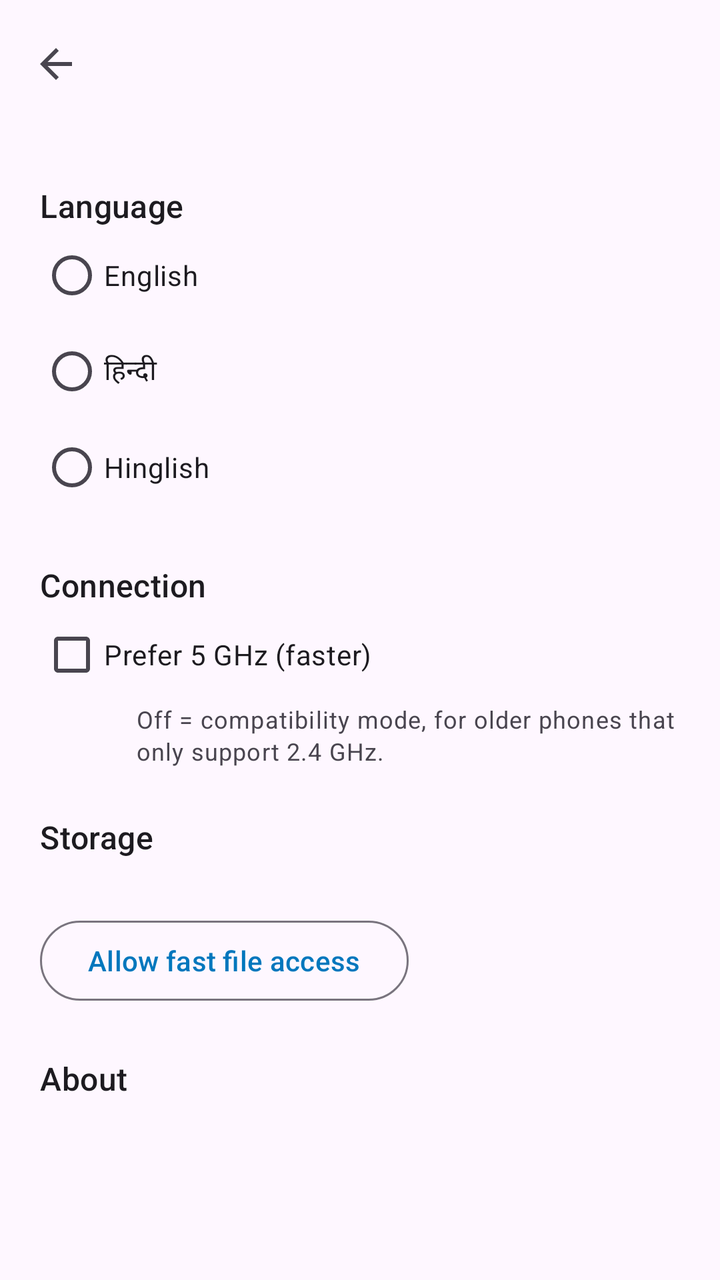
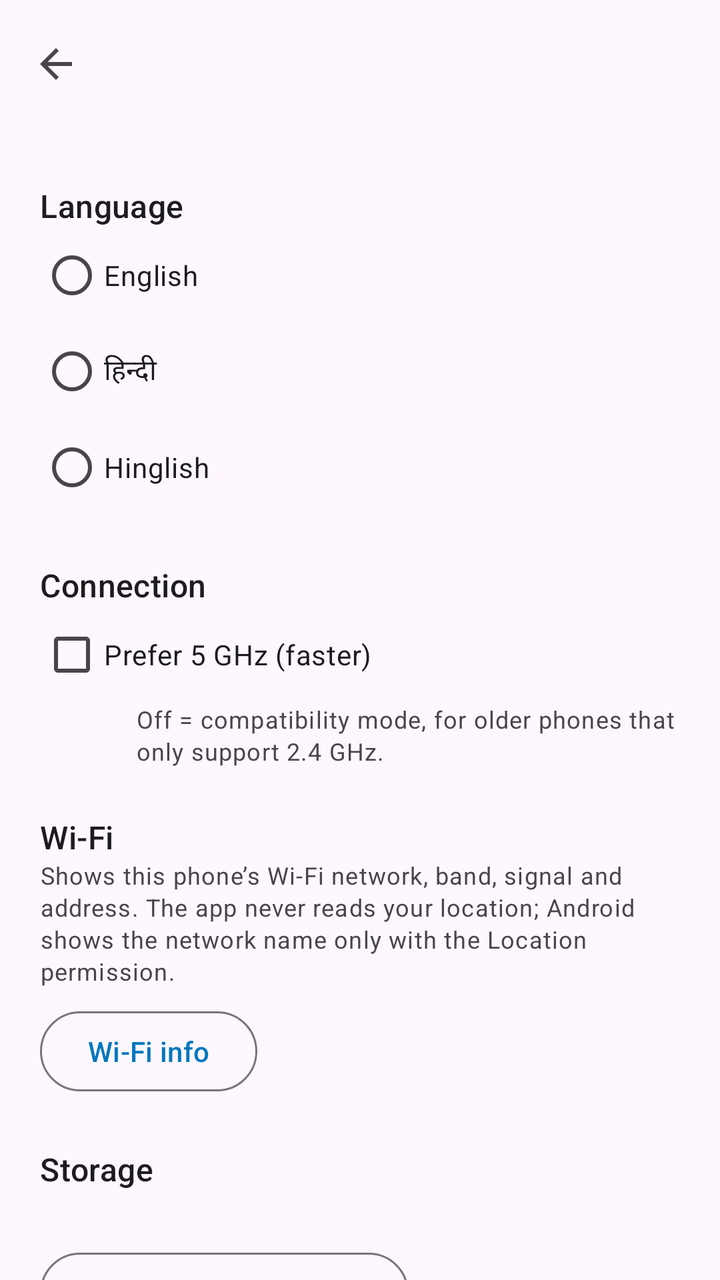

The first picture is an Android layout as it rendered before a commit; the second is the same layout after the commit. The layout source and the unified diff follow.
<!-- AndroidManifest.xml: application theme Theme.WifiP2P -->
<!-- res/layout/activity_settings.xml -->
<?xml version="1.0" encoding="utf-8"?>
<LinearLayout xmlns:android="http://schemas.android.com/apk/res/android"
    xmlns:app="http://schemas.android.com/apk/res-auto"
    android:layout_width="match_parent"
    android:layout_height="match_parent"
    android:orientation="vertical">

    <com.google.android.material.appbar.MaterialToolbar
        android:id="@+id/toolbar"
        android:layout_width="match_parent"
        android:layout_height="?attr/actionBarSize"
        android:title="@string/settings_title"
        app:navigationIcon="?attr/homeAsUpIndicator" />

    <androidx.core.widget.NestedScrollView
        android:layout_width="match_parent"
        android:layout_height="0dp"
        android:layout_weight="1">

        <LinearLayout
            android:layout_width="match_parent"
            android:layout_height="wrap_content"
            android:orientation="vertical"
            android:padding="20dp">

            <TextView
                android:layout_width="match_parent"
                android:layout_height="wrap_content"
                android:layout_marginTop="8dp"
                android:text="@string/settings_language"
                android:textAppearance="?attr/textAppearanceTitleMedium" />

            <RadioGroup
                android:id="@+id/rgLanguage"
                android:layout_width="match_parent"
                android:layout_height="wrap_content">

                <RadioButton
                    android:id="@+id/rbEnglish"
                    android:layout_width="match_parent"
                    android:layout_height="wrap_content"
                    android:text="@string/settings_language_en" />

                <RadioButton
                    android:id="@+id/rbHindi"
                    android:layout_width="match_parent"
                    android:layout_height="wrap_content"
                    android:text="@string/settings_language_hi" />

                <RadioButton
                    android:id="@+id/rbHinglish"
                    android:layout_width="match_parent"
                    android:layout_height="wrap_content"
                    android:text="@string/settings_language_hinglish" />
            </RadioGroup>

            <TextView
                android:layout_width="match_parent"
                android:layout_height="wrap_content"
                android:layout_marginTop="24dp"
                android:text="@string/settings_connection"
                android:textAppearance="?attr/textAppearanceTitleMedium" />

            <CheckBox
                android:id="@+id/cbFastMode"
                android:layout_width="match_parent"
                android:layout_height="wrap_content"
                android:text="@string/settings_fast_mode" />

            <TextView
                android:layout_width="match_parent"
                android:layout_height="wrap_content"
                android:paddingStart="48dp"
                android:text="@string/settings_fast_mode_hint"
                android:textAppearance="?attr/textAppearanceBodySmall"
                android:textColor="?attr/colorOnSurfaceVariant" />

            <TextView
                android:layout_width="match_parent"
                android:layout_height="wrap_content"
                android:layout_marginTop="24dp"
                android:text="@string/settings_storage"
                android:textAppearance="?attr/textAppearanceTitleMedium" />

            <TextView
                android:id="@+id/tvFastAccess"
                android:layout_width="match_parent"
                android:layout_height="wrap_content"
                android:textAppearance="?attr/textAppearanceBodyMedium" />

            <com.google.android.material.button.MaterialButton
                android:id="@+id/btnFastAccess"
                style="@style/Widget.Material3.Button.OutlinedButton"
                android:layout_width="wrap_content"
                android:layout_height="wrap_content"
                android:layout_marginTop="8dp"
                android:text="@string/fast_access_button" />

            <TextView
                android:layout_width="match_parent"
                android:layout_height="wrap_content"
                android:layout_marginTop="24dp"
                android:text="@string/settings_about"
                android:textAppearance="?attr/textAppearanceTitleMedium" />

            <TextView
                android:id="@+id/tvVersion"
                android:layout_width="match_parent"
                android:layout_height="wrap_content"
                android:textAppearance="?attr/textAppearanceBodySmall"
                android:textColor="?attr/colorOnSurfaceVariant" />
        </LinearLayout>
    </androidx.core.widget.NestedScrollView>
</LinearLayout>
<!-- resources referenced by this layout -->
<resources>
  <string name="fast_access_button">Allow fast file access</string>
  <string name="settings_about">About</string>
  <string name="settings_connection">Connection</string>
  <string name="settings_fast_mode">Prefer 5 GHz (faster)</string>
  <string name="settings_fast_mode_hint">Off = compatibility mode, for older phones that only support 2.4 GHz.</string>
  <string name="settings_language">Language</string>
  <string name="settings_language_en">English</string>
  <string name="settings_language_hi">हिन्दी</string>
  <string name="settings_language_hinglish">Hinglish</string>
  <string name="settings_storage">Storage</string>
  <string name="settings_title">Settings</string>
  <style name="Theme.WifiP2P" parent="Theme.Material3.DayNight.NoActionBar">
          <item name="colorPrimary">@color/brand_primary</item>
          <item name="colorOnPrimary">@color/brand_on_primary</item>
          <item name="colorPrimaryContainer">@color/brand_primary_container</item>
          <item name="colorOnPrimaryContainer">@color/brand_on_primary_container</item>
      </style>
  <color name="brand_primary">#FF0277BD</color>
  <color name="brand_on_primary">#FFFFFFFF</color>
  <color name="brand_primary_container">#FFCFE5FF</color>
  <color name="brand_on_primary_container">#FF001D33</color>
</resources>

<!-- the commit's change to res/layout/activity_settings.xml (unified diff, before → after) -->
@@ -79,6 +79,28 @@
                 android:layout_width="match_parent"
                 android:layout_height="wrap_content"
                 android:layout_marginTop="24dp"
+                android:text="@string/settings_wifi"
+                android:textAppearance="?attr/textAppearanceTitleMedium" />
+
+            <TextView
+                android:layout_width="match_parent"
+                android:layout_height="wrap_content"
+                android:text="@string/settings_wifi_hint"
+                android:textAppearance="?attr/textAppearanceBodySmall"
+                android:textColor="?attr/colorOnSurfaceVariant" />
+
+            <com.google.android.material.button.MaterialButton
+                android:id="@+id/btnWifiInfo"
+                style="@style/Widget.Material3.Button.OutlinedButton"
+                android:layout_width="wrap_content"
+                android:layout_height="wrap_content"
+                android:layout_marginTop="8dp"
+                android:text="@string/wifi_info_button" />
+
+            <TextView
+                android:layout_width="match_parent"
+                android:layout_height="wrap_content"
+                android:layout_marginTop="24dp"
                 android:text="@string/settings_storage"
                 android:textAppearance="?attr/textAppearanceTitleMedium" />
 
<!-- resource entries referenced after the edit -->
@@ -11,6 +11,9 @@
   <string name="settings_language_hinglish">Hinglish</string>
   <string name="settings_storage">Storage</string>
   <string name="settings_title">Settings</string>
+  <string name="settings_wifi">Wi-Fi</string>
+  <string name="settings_wifi_hint">Shows this phone’s Wi-Fi network, band, signal and address. The app never reads your location; Android shows the network name only with the Location permission.</string>
+  <string name="wifi_info_button">Wi-Fi info</string>
   <style name="Theme.WifiP2P" parent="Theme.Material3.DayNight.NoActionBar">
           <item name="colorPrimary">@color/brand_primary</item>
           <item name="colorOnPrimary">@color/brand_on_primary</item>
